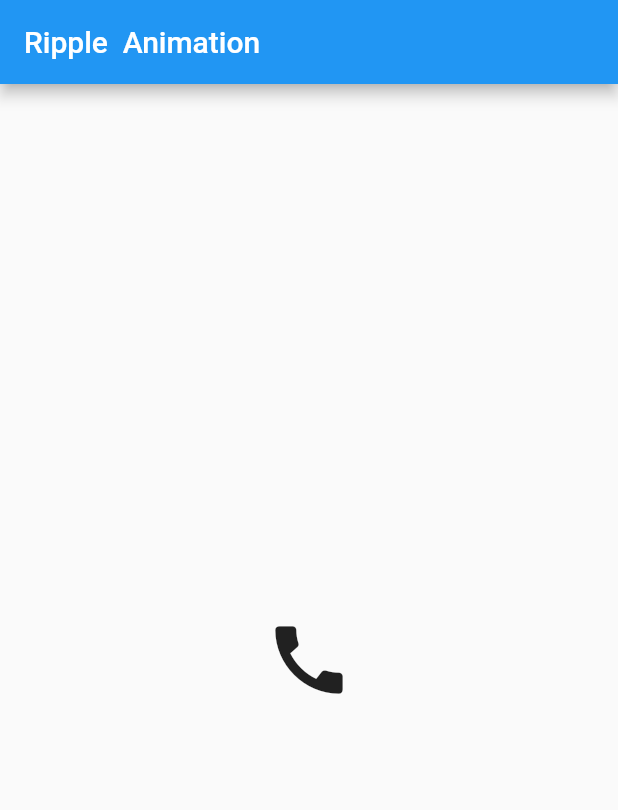
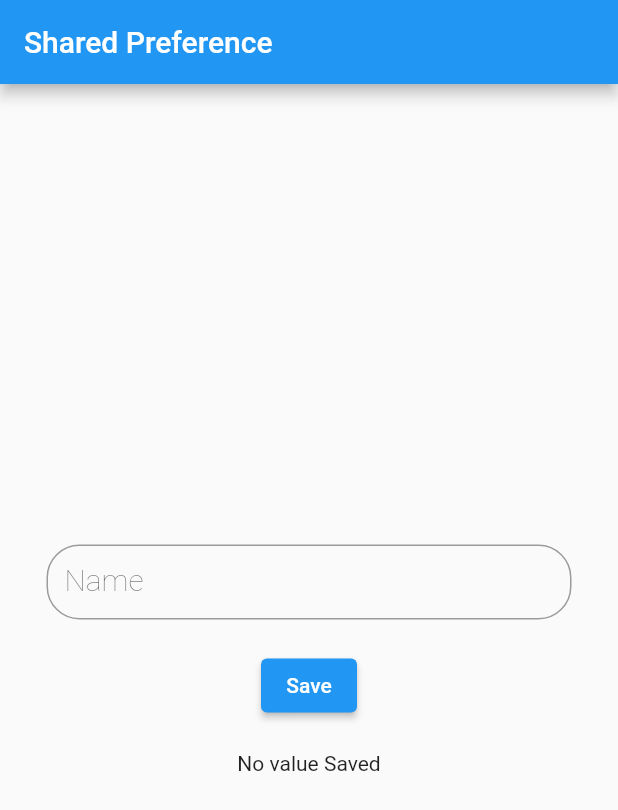
Before and after one commit to Braj111/PractiseCodes-Flutter, a Flutter app: the screen it shows after launch, on a phone screen of 412 x 824 dp. Shown: the top 810 px of the screen. Run offline on Flutter 3.47's test engine with Material 2 defaults, Android fonts, the phone set to English and light mode, and no system bars; our stand-ins replace shared_preferences.

Commit message:
Shared Preference- Basic Implementation

```diff
--- a/lib/main.dart
+++ b/lib/main.dart
@@ -7,6 +7,7 @@ import 'package:flutter/rendering.dart';
 import 'package:nepolean_codex/IntroPage.dart';
 import 'package:nepolean_codex/hero_animation_page.dart';
 import 'package:nepolean_codex/splash_screen.dart';
+import 'package:shared_preferences/shared_preferences.dart';
 // import 'package:nepolean_codex/ui_helper/util.dart';
 // import 'package:intl/intl.dart';
 // import 'package:nepolean_codex/widgets/rounded_btn.dart';
@@ -23,7 +24,7 @@ class MyApp extends StatelessWidget {
   @override
   Widget build(BuildContext context) {
     return MaterialApp(
-      title: 'Flutter Demo',
+      title: 'SHARED PREFERENCE',
       debugShowCheckedModeBanner: false,
       theme: ThemeData(
          // This is the theme of your application.
@@ -54,55 +55,68 @@ class MyHomePage extends StatefulWidget {
 
 }
 
-class _MyHomePageState extends State<MyHomePage>
-    with SingleTickerProviderStateMixin{ // we can use multiple mixing class together
-  late Animation _animation;
-  late AnimationController _animationController;
-  var listRadius = [150.0,200.0,250.0,300.0,350.0,400.0,450.0,500.0];
+class _MyHomePageState extends State<MyHomePage>{ // we can use multiple mixing class together
+  var nameController =TextEditingController();
+  static const String KEYNAME ="name";
+  var nameValue ="No value Saved";
+  //We have used uppercase in name here because for 'Static Const' type variables to be shown differently for easy identification
+
   @override
   void initState() {
-    // TODO: implement initState
     super.initState();
-    _animationController = AnimationController(vsync: this, duration: Duration(seconds: 2), lowerBound: 0.8 ); // vsync need a value what will remain synchronous throughout an will update value
-    // 'this' represents class here
-    //_animation= Tween(begin: 0.0,end: 1.0).animate(_animationController);
-    //we need very small increment(0 to 1 is sufficient) hence that can be achieved through controller itself by default hence we dont need '_animation'
-    _animationController.addListener(() {
-      //print(animation.value);
-      setState(() {});
-    });
-    _animationController.forward();
+    getValue();
+    /*This is a async function, hence we need to use async keyword but initState cannot be controlled by
+     developers hence async won't work here therefore just create a calling here and initialize it somewhere else.
+      */
   }
+
   @override
   Widget build(BuildContext context) {
     return Scaffold(
-      appBar:AppBar(title: Text('Ripple  Animation'),),
-      body: Center(
-        child: Stack(
-          alignment: Alignment.center,
-          children: [
-            buildMyContainer(listRadius[0]),
-            buildMyContainer(listRadius[1]),
-            buildMyContainer(listRadius[2]),
-            buildMyContainer(listRadius[3]),
-            buildMyContainer(listRadius[4]),
-            buildMyContainer(listRadius[5]),
-            buildMyContainer(listRadius[6]),
-            buildMyContainer(listRadius[7]),
-            Icon(Icons.call, size: 60,)
-          ]
-          //2 ways to reduce redundancy either through list mapping of different radius values or by creating a function that will return a widget upon calling
+      appBar:AppBar(title: Text('Shared Preference'),),
+      body:Container(
+        child: Center(
+          child: Column(
+            mainAxisAlignment: MainAxisAlignment.center,
+            children: [
+              SizedBox(
+                height: 50,
+                width: 350,
+                child: TextField(
+                  controller: nameController,
+                  decoration: InputDecoration(
+                    label: Text('Name'),
+                    border: OutlineInputBorder(
+                      borderRadius: BorderRadius.circular(22)
+                    )
+                  ),
+                  style: TextStyle(fontSize: 20),
+                ),
+              ),
+              SizedBox(height: 20,),
+              ElevatedButton(onPressed: () async {
+                var name = nameController.text.toString();
+                var prefs = await SharedPreferences.getInstance();
+                prefs.setString(KEYNAME, name);
+                //prefs.setString("name", nameController.text.toString());
+
+                //In data-bases, key --> columns , value--> corresponding value to that column
+              }, child: Text('Save')),
+              SizedBox(height: 20,),
+              Text(nameValue)
+            ],
+          ),
         ),
       )
     );
    }
 
-   Widget buildMyContainer(radius){
-    return Container(
-        width: radius*_animationController.value, // this will reduce the circle size as controller value will be between 0 and 1
-        height: radius*_animationController.value,
-        decoration: BoxDecoration(shape: BoxShape.circle,
-            color: Colors.blue.withOpacity(1.0-_animationController.value))
-    );
-   }
+    getValue() async{
+    var prefs = await SharedPreferences.getInstance();
+    var  getName=  prefs.getString(KEYNAME );
+    nameValue = getName !=null ? getName : "No value Saved";
+    setState(() {
+
+    });
+    }
 }
--- a/pubspec.yaml
+++ b/pubspec.yaml
@@ -35,6 +35,8 @@ dependencies:
   # Use with the CupertinoIcons class for iOS style icons.
   cupertino_icons: ^1.0.2
   font_awesome_flutter: ^10.4.0
+  #Shared Preference dependency:
+  shared_preferences: ^2.1.1
 
 dev_dependencies:
   flutter_test:
```
Also changed, not shown: pubspec.lock, 7 other files.
